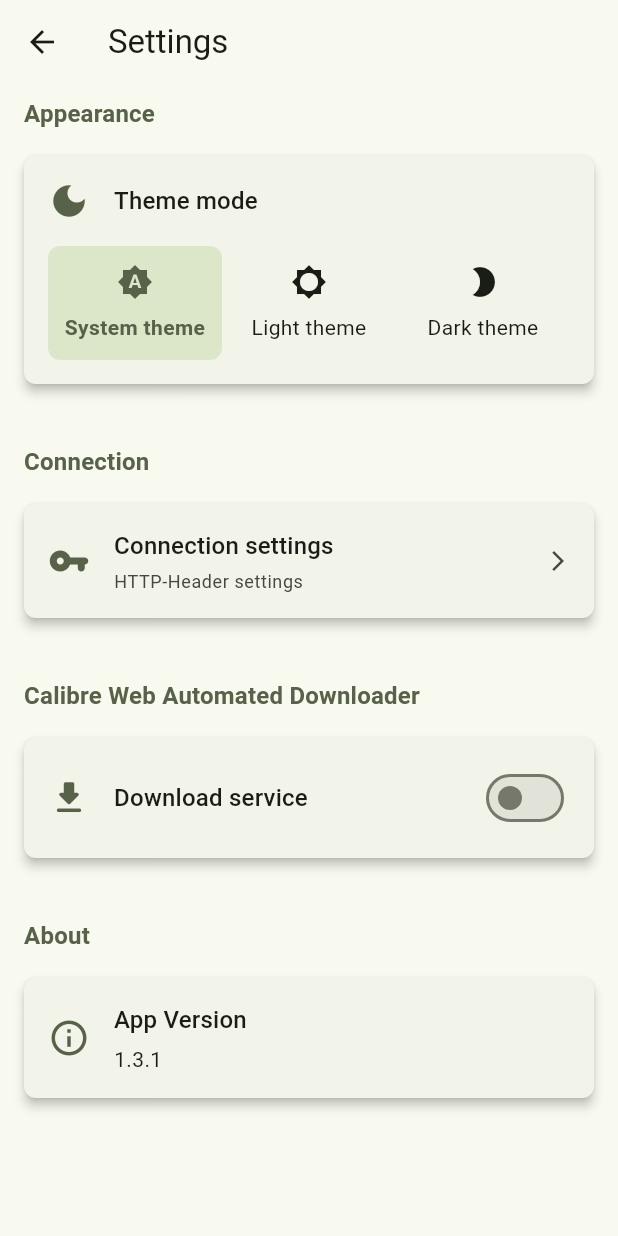
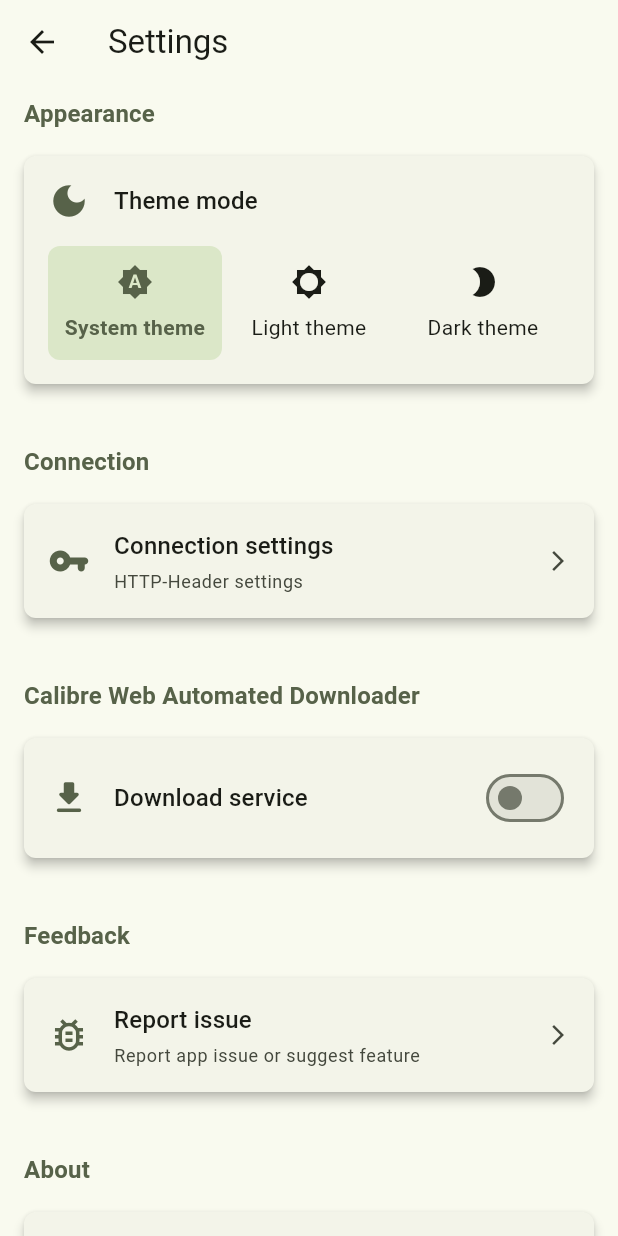
Before and after one commit to doen1el/calibre-web-companion, a Flutter app: the SettingsView screen opened directly, on a phone screen of 412 x 824 dp. Run offline on Flutter 3.47's test engine with Material 3 defaults, Android fonts, the phone set to English and light mode, and no system bars; our stand-ins replace adaptive_theme, cached_network_image, file_picker, logger, package_info_plus, shared_preferences and 1 more; missing offline and left inert: xml2json; accounts and stored records are empty; generated files the repository leaves out were written again; network calls fail.

Commit message:
added feedback dialog + get version info from pubspec

```diff
--- a/lib/l10n/app_en.arb
+++ b/lib/l10n/app_en.arb
@@ -181,5 +181,11 @@
   "deleteHeader": "Delete header",
   "urlMustStartWithHttpOrHttps": "URL must start with http:// or https://",
   "connection": "Connection",
-  "httpHeaderSettings": "HTTP-Header settings"
+  "httpHeaderSettings": "HTTP-Header settings",
+  "feedback": "Feedback",
+  "reportIssue": "Report issue",
+  "reportAppIssueOrSuggestFeature": "Report app issue or suggest feature",
+  "title": "Title",
+  "required": "Required",
+  "submit": "Submit"
 }
--- a/lib/views/settings_view.dart
+++ b/lib/views/settings_view.dart
@@ -1,5 +1,6 @@
 import 'package:calibre_web_companion/view_models/settings_view_mode.dart';
 import 'package:calibre_web_companion/views/login_settings.dart';
+import 'package:calibre_web_companion/views/widgets/github_issue_dialog.dart';
 import 'package:flutter/material.dart';
 import 'package:provider/provider.dart';
 import 'package:flutter_gen/gen_l10n/app_localizations.dart';
@@ -30,9 +31,108 @@ class SettingsView extends StatelessWidget {
             _buildDownloaderToggle(context, settingsViewModel, localizations),
 
             const SizedBox(height: 24),
+            _buildSectionTitle(context, localizations.feedback),
+            _buildFeedbackCard(context, localizations, settingsViewModel),
+
+            const SizedBox(height: 24),
             _buildSectionTitle(context, localizations.about),
             _buildVersionCard(context, settingsViewModel),
+
+            const SizedBox(height: 24),
           ],
+        ),
+      ),
+    );
+  }
+
+  /// Builds the feedback card
+  ///
+  /// Parameters:
+  ///
+  /// - `context`: The current build context
+  /// - `localizations`: The current localizations
+  /// - `viewModel`: The settings view model
+  Widget _buildFeedbackCard(
+    BuildContext context,
+    AppLocalizations localizations,
+    SettingsViewModel viewModel,
+  ) {
+    BorderRadius borderRadius = BorderRadius.circular(8.0);
+
+    return Card(
+      margin: const EdgeInsets.symmetric(horizontal: 16, vertical: 8),
+      elevation: 3,
+      shape: RoundedRectangleBorder(borderRadius: borderRadius),
+      child: InkWell(
+        borderRadius: borderRadius,
+        onTap: () {
+          final githubToken = const String.fromEnvironment(
+            'ISSUE_TOKEN',
+            defaultValue: '',
+          );
+
+          if (githubToken.isEmpty) {
+            ScaffoldMessenger.of(context).showSnackBar(
+              SnackBar(
+                content: Text('Issue token is not configured'),
+                backgroundColor: Theme.of(context).colorScheme.error,
+              ),
+            );
+            return;
+          }
+
+          showDialog(
+            context: context,
+            builder: (context) {
+              return GithubIssueDialog(
+                token: const String.fromEnvironment(
+                  'ISSUE_TOKEN',
+                  defaultValue: '',
+                ),
+                owner: 'doen1el',
+                repo: 'calibre-web-companion',
+                initialTitle: "Feature Request/Bug Report",
+                initialBody:
+                    "## Description\n\n## Expected Behavior\n\n## Current Behavior\n\n## App Version\n${viewModel.appVersion}",
+              );
+            },
+          );
+        },
+        child: Padding(
+          padding: const EdgeInsets.all(16),
+          child: Row(
+            children: [
+              Icon(
+                Icons.bug_report_outlined,
+                size: 28,
+                color: Theme.of(context).colorScheme.secondary,
+              ),
+              const SizedBox(width: 16),
+              Expanded(
+                child: Column(
+                  crossAxisAlignment: CrossAxisAlignment.start,
+                  children: [
+                    Text(
+                      localizations.reportIssue,
+                      style: Theme.of(context).textTheme.titleMedium,
+                    ),
+                    const SizedBox(height: 4),
+                    Text(
+                      localizations.reportAppIssueOrSuggestFeature,
+                      style: Theme.of(context).textTheme.bodySmall?.copyWith(
+                        color: Theme.of(context).colorScheme.onSurfaceVariant,
+                      ),
+                    ),
+                  ],
+                ),
+              ),
+              Icon(
+                Icons.arrow_forward_ios,
+                size: 16,
+                color: Theme.of(context).colorScheme.onSurfaceVariant,
+              ),
+            ],
+          ),
         ),
       ),
     );
@@ -60,7 +160,7 @@ class SettingsView extends StatelessWidget {
           child: Row(
             children: [
               Icon(
-                Icons.vpn_key_rounded, // Schlüssel-Icon für Login-Einstellungen
+                Icons.vpn_key_rounded,
                 size: 28,
                 color: Theme.of(context).colorScheme.secondary,
               ),
@@ -338,7 +438,10 @@ class SettingsView extends StatelessWidget {
                     style: Theme.of(context).textTheme.titleMedium,
                   ),
                   const SizedBox(height: 4),
-                  Text("1.3.1", style: Theme.of(context).textTheme.bodyMedium),
+                  Text(
+                    viewModel.appVersion,
+                    style: Theme.of(context).textTheme.bodyMedium,
+                  ),
                 ],
               ),
             ),
--- a/pubspec.yaml
+++ b/pubspec.yaml
@@ -47,6 +47,7 @@ dependencies:
   intl: any
   skeletonizer: ^1.4.3
   flutter_launcher_icons: ^0.14.3
+  package_info_plus: ^8.3.0
 
   # The following adds the Cupertino Icons font to your application.
   # Use with the CupertinoIcons class for iOS style icons.
```
Also changed, not shown: lib/l10n/app_de.arb (+7 -1 lines), lib/l10n/app_es.arb (+7 -1 lines), lib/l10n/app_fr.arb (+7 -1 lines), lib/view_models/github_issue_dialog_view_model.dart (added, +106 -0 lines), lib/view_models/settings_view_mode.dart (+22 -0 lines), lib/views/widgets/github_issue_dialog.dart (added, +153 -0 lines), pubspec.lock, 1 other file.
